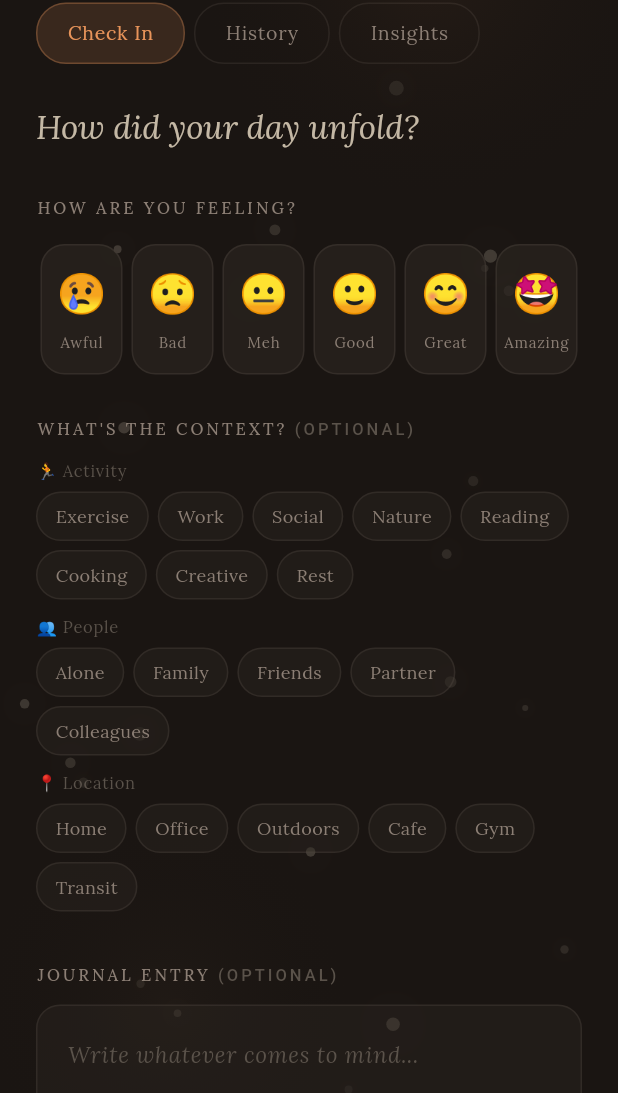
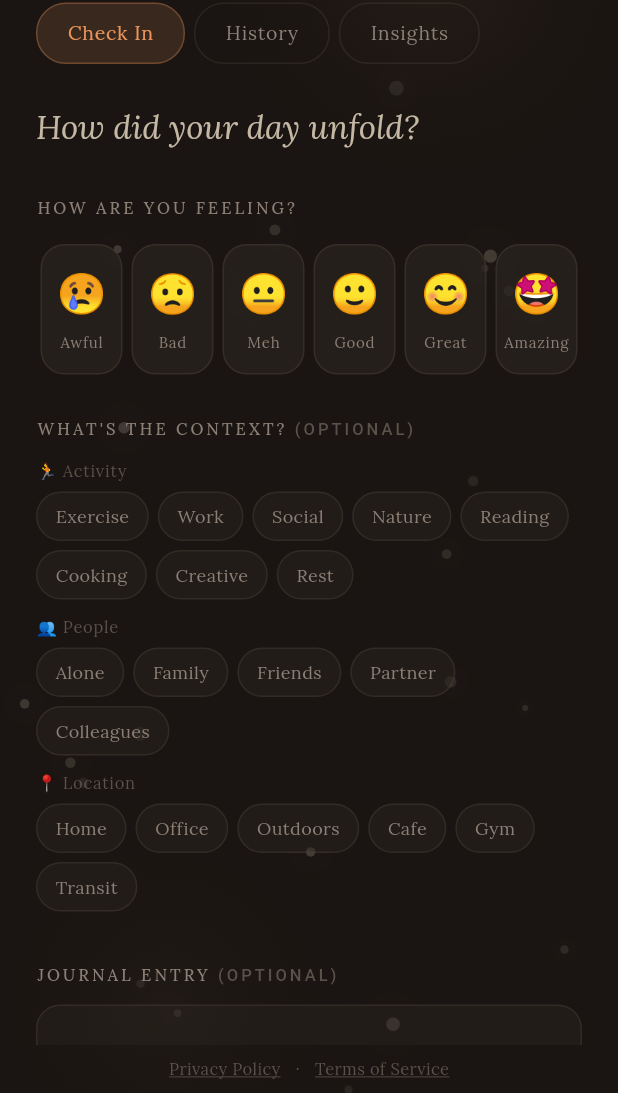
Before and after one commit to solomonk-app/innerscape, a Flutter app: the screen it shows after launch, on a phone screen of 412 x 824 dp, the part 143-1236 px from its top. Run offline on Flutter 3.47's test engine with Material 3 defaults, Android fonts, the phone set to English and light mode, and no system bars; our stand-ins replace animate_do, fl_chart, flutter_local_notifications, flutter_timezone, google_fonts, google_mobile_ads and 4 more; missing offline and left inert: app_tracking_transparency; network calls fail; statements that could not run were skipped.

Commit message:
Add privacy policy and terms pages with clean URL routes
- /privacy and /terms as standalone routes
- Path URL strategy for clean web URLs
- SPA fallback in server for direct URL access
- Links visible at bottom of all screens

Co-Authored-By: Claude Opus 4.6 <noreply@anthropic.com>

```diff
--- a/lib/main.dart
+++ b/lib/main.dart
@@ -1,5 +1,6 @@
 import 'package:flutter/material.dart';
 import 'package:flutter/services.dart';
+import 'package:flutter_web_plugins/url_strategy.dart';
 import 'package:intl/intl.dart';
 import 'theme/app_theme.dart';
 import 'models/mood_entry.dart';
@@ -19,9 +20,12 @@ import 'screens/time_capsule_screen.dart';
 import 'widgets/ambient_particles.dart';
 import 'widgets/glass_card.dart';
 import 'widgets/adaptive_banner_ad.dart';
+import 'screens/privacy_policy_screen.dart';
+import 'screens/terms_screen.dart';
 
 void main() async {
   WidgetsFlutterBinding.ensureInitialized();
+  usePathUrlStrategy();
   SystemChrome.setSystemUIOverlayStyle(
     const SystemUiOverlayStyle(
       statusBarColor: Colors.transparent,
@@ -48,7 +52,12 @@ class InnerscapeApp extends StatelessWidget {
       title: 'Innerscape',
       debugShowCheckedModeBanner: false,
       theme: AppTheme.darkTheme,
-      home: const HomeScreen(),
+      initialRoute: '/',
+      routes: {
+        '/': (_) => const HomeScreen(),
+        '/privacy': (_) => const PrivacyPolicyScreen(),
+        '/terms': (_) => const TermsScreen(),
+      },
     );
   }
 }
@@ -301,6 +310,47 @@ class _HomeScreenState extends State<HomeScreen> {
                   ),
                 ),
 
+                // Privacy & Terms links
+                Padding(
+                  padding: const EdgeInsets.symmetric(vertical: 8),
+                  child: Row(
+                    mainAxisAlignment: MainAxisAlignment.center,
+                    children: [
+                      GestureDetector(
+                        onTap: () => Navigator.of(context).pushNamed('/privacy'),
+                        child: const Text(
+                          'Privacy Policy',
+                          style: TextStyle(
+                            fontSize: 11,
+                            color: AppColors.textDim,
+                            decoration: TextDecoration.underline,
+                            decorationColor: AppColors.textDim,
+                          ),
+                        ),
+                      ),
+                      const Padding(
+                        padding: EdgeInsets.symmetric(horizontal: 10),
+                        child: Text(
+                          '·',
+                          style: TextStyle(color: AppColors.textDim, fontSize: 11),
+                        ),
+                      ),
+                      GestureDetector(
+                        onTap: () => Navigator.of(context).pushNamed('/terms'),
+                        child: const Text(
+                          'Terms of Service',
+                          style: TextStyle(
+                            fontSize: 11,
+                            color: AppColors.textDim,
+                            decoration: TextDecoration.underline,
+                            decorationColor: AppColors.textDim,
+                          ),
+                        ),
+                      ),
+                    ],
+                  ),
+                ),
+
                 // Banner ad pinned to bottom
                 const AdaptiveBannerAd(),
               ],
```
Also changed, not shown: lib/screens/privacy_policy_screen.dart (added, +147 -0 lines), lib/screens/terms_screen.dart (added, +154 -0 lines), 1 other file.
